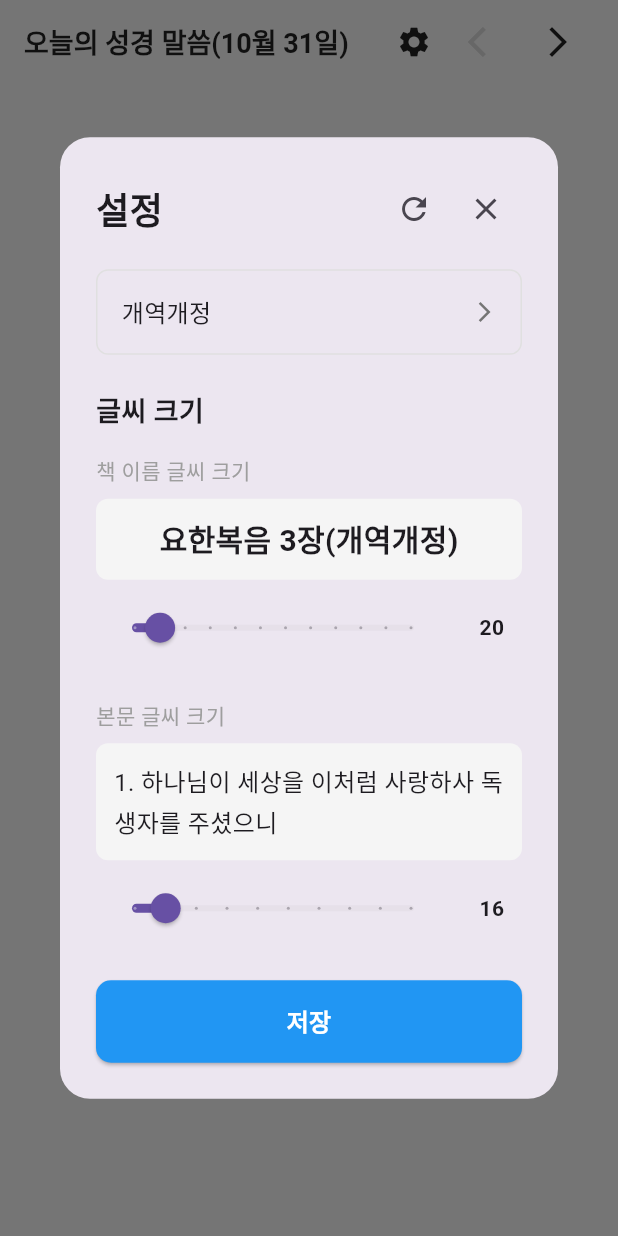
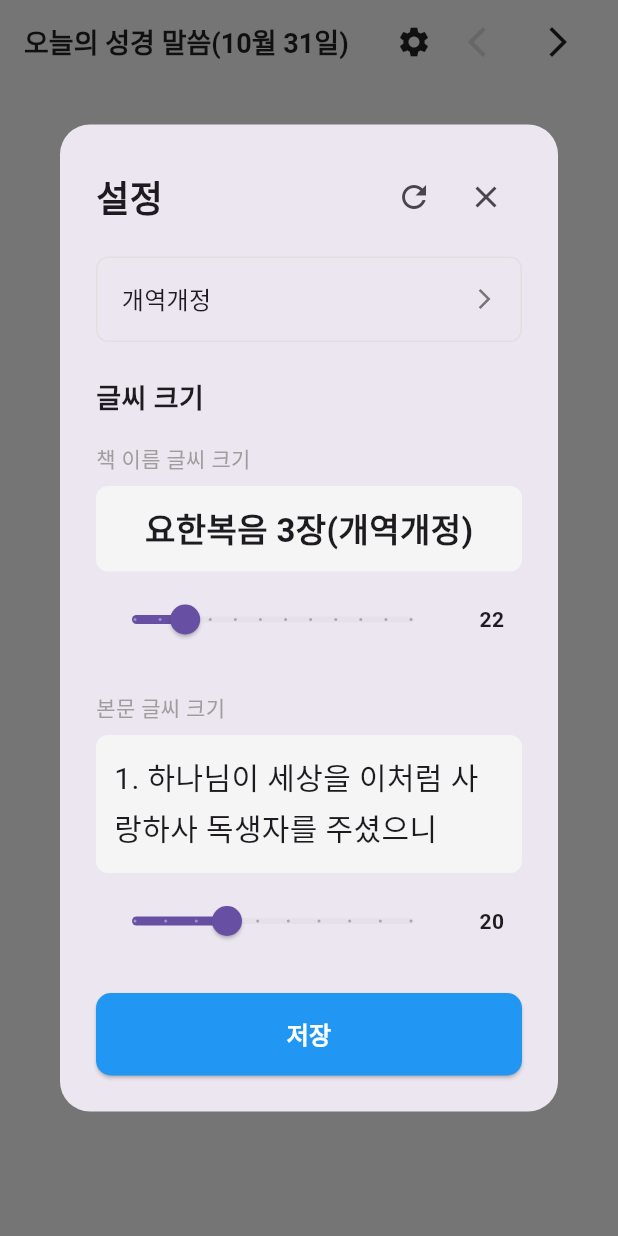
Before and after one commit to RnBly/proclaim-app, a Flutter app: the screen it shows after launch, after a tap on the "settings" icon, on a phone screen of 412 x 824 dp. Run offline on Flutter 3.47's test engine with Material 3 defaults, Android fonts, the light colour scheme and no system bars; missing offline and left inert: excel; statements that could not run were skipped.

Commit message:
Font Size

```diff
--- a/lib/screens/home_screen.dart
+++ b/lib/screens/home_screen.dart
@@ -27,8 +27,8 @@ class _HomeScreenState extends State<HomeScreen> {
   };
 
   // 글씨 크기 상태 추가
-  double _titleFontSize = 20.0;
-  double _bodyFontSize = 16.0;
+  double _titleFontSize = 22.0;
+  double _bodyFontSize = 20.0;
 
   double _scrollProgress = 0.0;
 
--- a/lib/widgets/settings_dialog.dart
+++ b/lib/widgets/settings_dialog.dart
@@ -27,8 +27,8 @@ class _SettingsDialogState extends State<SettingsDialog> {
   late Translation _selectedTranslation;
 
   // 기본값
-  static const double DEFAULT_TITLE_SIZE = 20.0;
-  static const double DEFAULT_BODY_SIZE = 16.0;
+  static const double DEFAULT_TITLE_SIZE = 22.0;
+  static const double DEFAULT_BODY_SIZE = 20.0;
 
   // 범위 수정!
   static const double MIN_TITLE_SIZE = 18.0;  // 20에서 -2만
```
